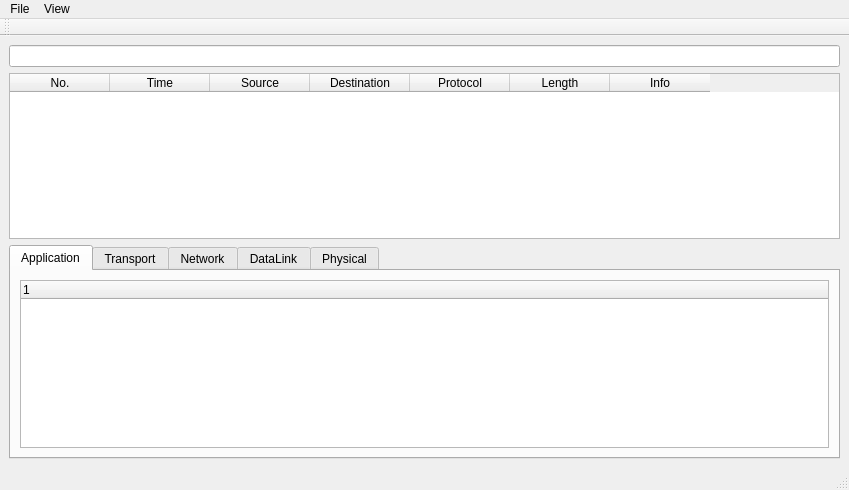
Above: view/MainWindow.ui from Coming98/jcSniffer before the change. Below: the same form after it.
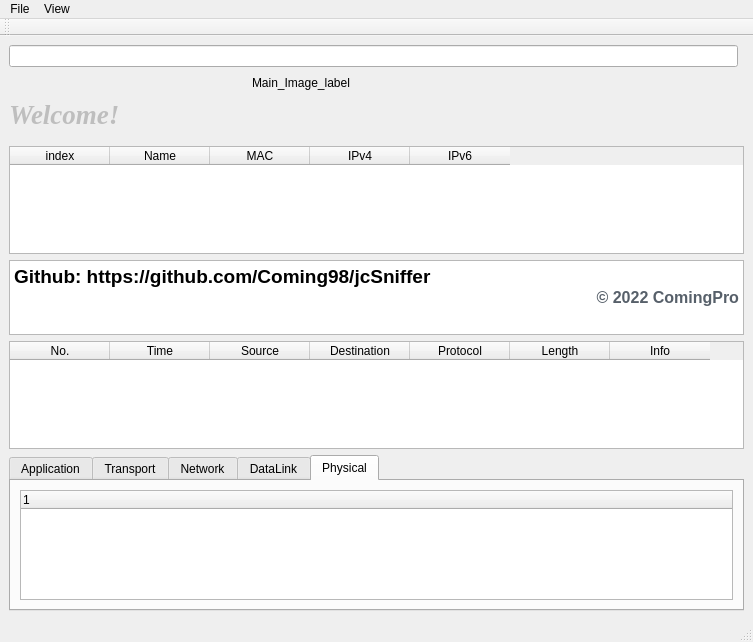
That is the form after the change.

Commit message: update view and show if_infos

The edit to the form file:
```diff
--- a/view/MainWindow.ui
+++ b/view/MainWindow.ui
@@ -6,8 +6,8 @@
    <rect>
     <x>0</x>
     <y>0</y>
-    <width>849</width>
-    <height>490</height>
+    <width>753</width>
+    <height>642</height>
    </rect>
   </property>
   <property name="windowTitle">
@@ -15,8 +15,27 @@
   </property>
   <widget class="QWidget" name="centralwidget">
    <layout class="QGridLayout" name="gridLayout">
-    <item row="1" column="0">
-     <widget class="QTableWidget" name="tableWidget">
+    <item row="3" column="0">
+     <spacer name="verticalSpacer_2">
+      <property name="orientation">
+       <enum>Qt::Vertical</enum>
+      </property>
+      <property name="sizeType">
+       <enum>QSizePolicy::Fixed</enum>
+      </property>
+      <property name="sizeHint" stdset="0">
+       <size>
+        <width>20</width>
+        <height>10</height>
+       </size>
+      </property>
+     </spacer>
+    </item>
+    <item row="6" column="0" colspan="2">
+     <widget class="QTableWidget" name="infos_table">
+      <property name="enabled">
+       <bool>true</bool>
+      </property>
       <property name="autoFillBackground">
        <bool>false</bool>
       </property>
@@ -60,11 +79,104 @@
       </column>
      </widget>
     </item>
+    <item row="2" column="0">
+     <widget class="QLabel" name="main_header_label">
+      <property name="enabled">
+       <bool>false</bool>
+      </property>
+      <property name="sizePolicy">
+       <sizepolicy hsizetype="Expanding" vsizetype="Preferred">
+        <horstretch>0</horstretch>
+        <verstretch>0</verstretch>
+       </sizepolicy>
+      </property>
+      <property name="font">
+       <font>
+        <family>Times New Roman</family>
+        <pointsize>20</pointsize>
+        <weight>75</weight>
+        <italic>true</italic>
+        <bold>true</bold>
+       </font>
+      </property>
+      <property name="text">
+       <string>Welcome!</string>
+      </property>
+     </widget>
+    </item>
     <item row="0" column="0">
      <widget class="QLineEdit" name="lineEdit"/>
     </item>
-    <item row="2" column="0">
-     <widget class="QTabWidget" name="tabWidget">
+    <item row="4" column="0" colspan="2">
+     <widget class="QTableWidget" name="main_if_infos_table">
+      <property name="enabled">
+       <bool>true</bool>
+      </property>
+      <property name="sizePolicy">
+       <sizepolicy hsizetype="Expanding" vsizetype="Expanding">
+        <horstretch>0</horstretch>
+        <verstretch>0</verstretch>
+       </sizepolicy>
+      </property>
+      <column>
+       <property name="text">
+        <string>index</string>
+       </property>
+      </column>
+      <column>
+       <property name="text">
+        <string>Name</string>
+       </property>
+      </column>
+      <column>
+       <property name="text">
+        <string>MAC</string>
+       </property>
+      </column>
+      <column>
+       <property name="text">
+        <string>IPv4</string>
+       </property>
+      </column>
+      <column>
+       <property name="text">
+        <string>IPv6</string>
+       </property>
+      </column>
+     </widget>
+    </item>
+    <item row="5" column="0" colspan="2">
+     <widget class="QTextBrowser" name="main_footer_text">
+      <property name="sizePolicy">
+       <sizepolicy hsizetype="Preferred" vsizetype="Fixed">
+        <horstretch>0</horstretch>
+        <verstretch>0</verstretch>
+       </sizepolicy>
+      </property>
+      <property name="minimumSize">
+       <size>
+        <width>0</width>
+        <height>75</height>
+       </size>
+      </property>
+      <property name="maximumSize">
+       <size>
+        <width>16777215</width>
+        <height>75</height>
+       </size>
+      </property>
+      <property name="html">
+       <string>&lt;!DOCTYPE HTML PUBLIC &quot;-//W3C//DTD HTML 4.0//EN&quot; &quot;http://www.w3.org/TR/REC-html40/strict.dtd&quot;&gt;
+&lt;html&gt;&lt;head&gt;&lt;meta name=&quot;qrichtext&quot; content=&quot;1&quot; /&gt;&lt;style type=&quot;text/css&quot;&gt;
+p, li { white-space: pre-wrap; }
+&lt;/style&gt;&lt;/head&gt;&lt;body style=&quot; font-family:'SimSun'; font-size:9pt; font-weight:400; font-style:normal;&quot;&gt;
+&lt;p style=&quot; margin-top:0px; margin-bottom:0px; margin-left:0px; margin-right:0px; -qt-block-indent:0; text-indent:0px;&quot;&gt;&lt;span style=&quot; font-size:14pt; font-weight:600;&quot;&gt;Github: https://github.com/Coming98/jcSniffer&lt;/span&gt;&lt;/p&gt;
+&lt;p align=&quot;right&quot; style=&quot; margin-top:0px; margin-bottom:0px; margin-left:0px; margin-right:0px; -qt-block-indent:0; text-indent:0px;&quot;&gt;&lt;span style=&quot; font-family:'-apple-system','BlinkMacSystemFont','Segoe UI','Helvetica','Arial','sans-serif','Apple Color Emoji','Segoe UI Emoji'; font-size:12pt; font-weight:600; color:#57606a; background-color:#ffffff;&quot;&gt;© 2022 ComingPro&lt;/span&gt;&lt;/p&gt;&lt;/body&gt;&lt;/html&gt;</string>
+      </property>
+     </widget>
+    </item>
+    <item row="7" column="0" colspan="2">
+     <widget class="QTabWidget" name="infos_detail_tab">
       <property name="currentIndex">
        <number>0</number>
       </property>
@@ -150,6 +262,55 @@
       </widget>
      </widget>
     </item>
+    <item row="1" column="0">
+     <layout class="QHBoxLayout" name="horizontalLayout_6">
+      <item>
+       <spacer name="horizontalSpacer">
+        <property name="orientation">
+         <enum>Qt::Horizontal</enum>
+        </property>
+        <property name="sizeType">
+         <enum>QSizePolicy::MinimumExpanding</enum>
+        </property>
+        <property name="sizeHint" stdset="0">
+         <size>
+          <width>40</width>
+          <height>20</height>
+         </size>
+        </property>
+       </spacer>
+      </item>
+      <item>
+       <widget class="QLabel" name="main_image_label">
+        <property name="sizePolicy">
+         <sizepolicy hsizetype="Expanding" vsizetype="Expanding">
+          <horstretch>0</horstretch>
+          <verstretch>0</verstretch>
+         </sizepolicy>
+        </property>
+        <property name="text">
+         <string>Main_Image_label</string>
+        </property>
+       </widget>
+      </item>
+      <item>
+       <spacer name="horizontalSpacer_2">
+        <property name="orientation">
+         <enum>Qt::Horizontal</enum>
+        </property>
+        <property name="sizeType">
+         <enum>QSizePolicy::MinimumExpanding</enum>
+        </property>
+        <property name="sizeHint" stdset="0">
+         <size>
+          <width>40</width>
+          <height>20</height>
+         </size>
+        </property>
+       </spacer>
+      </item>
+     </layout>
+    </item>
    </layout>
   </widget>
   <widget class="QMenuBar" name="menubar">
@@ -157,7 +318,7 @@
     <rect>
      <x>0</x>
      <y>0</y>
-     <width>849</width>
+     <width>753</width>
      <height>22</height>
     </rect>
    </property>
```
Left out of the diff: 12 changed lines with no effect on the pictures. The commit also changes 9 other files.
